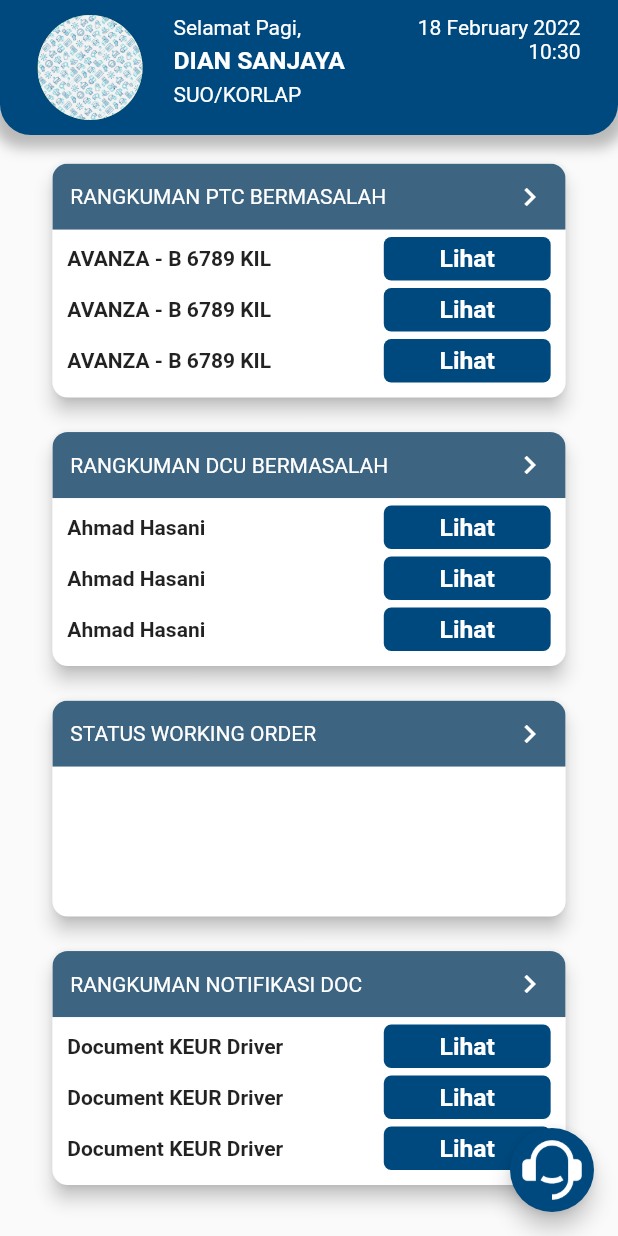
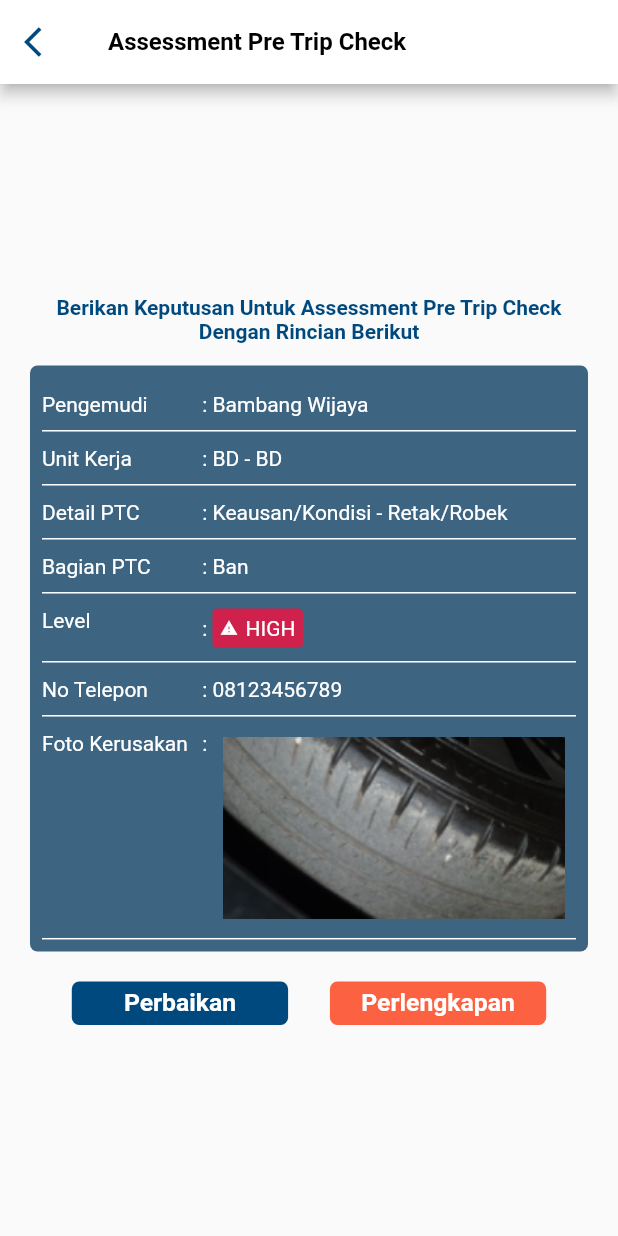
Before and after one commit to uzixCode/par-mobile, a Flutter app: the BerandaSUOPage screen opened directly, after a tap on "Lihat", on a phone screen of 412 x 824 dp. Run offline on Flutter 3.47's test engine with Material 2 defaults, Android fonts, the phone set to English and light mode, and no system bars; our stand-ins replace dio, fluttertoast, get.

Commit message:
added UI approval ptc detail page

```diff
--- a/lib/constants/all_color.dart
+++ b/lib/constants/all_color.dart
@@ -7,6 +7,8 @@ class AllColor {
   final red = Color(0xFFB64646);
   final light_red = Color(0xFFCF214C);
   final green = Color(0xFF91C14F);
+  final orange = Color(0xFFFC6241);
+
 }
 
 final allColor = AllColor();
--- /dev/null
+++ b/lib/views/approval_ptc_detail/approval_ptc_detail_page.dart
@@ -0,0 +1,30 @@
+import 'package:flutter/material.dart';
+import 'package:get/get.dart';
+import 'package:par_mobile/constants/all_color.dart';
+import 'package:par_mobile/views/approval_ptc_detail/components/body.dart';
+
+class ApprovalPTCDetailPage extends StatelessWidget {
+  const ApprovalPTCDetailPage({Key? key}) : super(key: key);
+
+  @override
+  Widget build(BuildContext context) {
+    return Scaffold(
+      appBar: AppBar(
+        backgroundColor: Colors.white,
+        title: const Text(
+          "Assessment Pre Trip Check",
+          style: TextStyle(fontWeight: FontWeight.bold, fontSize: 16, color: Colors.black),
+        ),
+        leading: IconButton(
+            onPressed: () {
+              Get.back();
+            },
+            icon: Icon(
+              Icons.arrow_back_ios,
+              color: allColor.primary,
+            )),
+      ),
+      body: Body(),
+    );
+  }
+}
--- /dev/null
+++ b/lib/views/approval_ptc_detail/components/body.dart
@@ -0,0 +1,126 @@
+import 'package:flutter/material.dart';
+import 'package:get/get.dart';
+import 'package:par_mobile/constants/all_color.dart';
+import 'package:par_mobile/widgets/rectangle_button.dart';
+import 'package:par_mobile/widgets/tablerow_content.dart';
+
+class Body extends StatelessWidget {
+  const Body({Key? key}) : super(key: key);
+
+  @override
+  Widget build(BuildContext context) {
+    return SafeArea(
+      child: Padding(
+        padding: const EdgeInsets.all(20),
+        child: Column(
+          crossAxisAlignment: CrossAxisAlignment.center,
+          mainAxisAlignment: MainAxisAlignment.center,
+          children: [
+            Text(
+              "Berikan Keputusan Untuk Assessment Pre Trip Check Dengan Rincian Berikut",
+              textAlign: TextAlign.center,
+              style: TextStyle(color: allColor.primary, fontWeight: FontWeight.bold),
+            ),
+            const SizedBox(
+              height: 15,
+            ),
+            Container(
+              decoration: BoxDecoration(color: allColor.secondary, borderRadius: BorderRadius.circular(5)),
+              child: Padding(
+                padding: const EdgeInsets.all(8.0),
+                child: Table(
+                  columnWidths: const {1: FractionColumnWidth(0.7)},
+                  children: [
+                    tableRowContent(title: 'Pengemudi', valueContent: 'Bambang Wijaya', isCustomContent: false),
+                    tableRowContent(title: 'Unit Kerja', valueContent: 'BD - BD', isCustomContent: false),
+                    tableRowContent(
+                        title: 'Detail PTC', valueContent: 'Keausan/Kondisi - Retak/Robek', isCustomContent: false),
+                    tableRowContent(title: 'Bagian PTC', valueContent: 'Ban', isCustomContent: false),
+                    tableRowContent(
+                        title: 'Level',
+                        valueContent: '',
+                        isCustomContent: true,
+                        widgetCustom: Row(
+                          children: [
+                            const Text(
+                              ": ",
+                              style: TextStyle(color: Colors.white),
+                            ),
+                            Container(
+                              padding: const EdgeInsets.all(5),
+                              decoration: BoxDecoration(
+                                color: allColor.light_red,
+                                borderRadius: BorderRadius.circular(3),
+                              ),
+                              child: Row(
+                                children: const [
+                                  Icon(
+                                    Icons.warning,
+                                    color: Colors.white,
+                                    size: 12,
+                                  ),
+                                  SizedBox(
+                                    width: 5,
+                                  ),
+                                  Text("HIGH", style: TextStyle(color: Colors.white))
+                                ],
+                              ),
+                            ),
+                          ],
+                        )),
+                    tableRowContent(title: "No Telepon", valueContent: '08123456789', isCustomContent: false),
+                    tableRowContent(
+                      title: 'Foto Kerusakan',
+                      valueContent: '',
+                      isCustomContent: true,
+                      widgetCustom: Row(
+                        crossAxisAlignment: CrossAxisAlignment.start,
+                        children: [
+                          const Text(": ", style: TextStyle(color: Colors.white)),
+                          Expanded(child: Image.asset('assets/images/ban_sample.png')),
+                        ],
+                      ),
+                    ),
+                  ],
+                ),
+              ),
+            ),
+            SizedBox(
+              height: 20,
+            ),
+            Row(
+              crossAxisAlignment: CrossAxisAlignment.center,
+              mainAxisAlignment: MainAxisAlignment.spaceEvenly,
+              children: [
+                SizedBox(
+                  width: Get.width * 0.35,
+                  child: RectangleButton(
+                    onTap: () {},
+                    color: allColor.primary,
+                    alignment: Alignment.center,
+                    child: Text(
+                      "Perbaikan",
+                      style: TextStyle(fontSize: Get.width * 0.04, color: Colors.white, fontWeight: FontWeight.bold),
+                    ),
+                  ),
+                ),
+                SizedBox(
+                  width: Get.width * 0.35,
+                  child: RectangleButton(
+                    onTap: () {},
+                    color: allColor.orange,
+                    alignment: Alignment.center,
+                    child: Text(
+                      "Perlengkapan",
+                      style: TextStyle(fontSize: Get.width * 0.04, color: Colors.white, fontWeight: FontWeight.bold),
+                    ),
+                  ),
+                ),
+              ],
+            ),
+          ],
+        ),
+      ),
+    );
+  }
+}
--- a/lib/views/beranda/suo/components/ptc_summary_section.dart
+++ b/lib/views/beranda/suo/components/ptc_summary_section.dart
@@ -1,6 +1,7 @@
 import 'package:flutter/material.dart';
 import 'package:get/get.dart';
 import 'package:par_mobile/constants/all_color.dart';
+import 'package:par_mobile/views/approval_ptc_detail/approval_ptc_detail_page.dart';
 import 'package:par_mobile/widgets/basecard.dart';
 import 'package:par_mobile/widgets/rectangle_button.dart';
 import 'package:par_mobile/widgets/rounded_button.dart';
@@ -32,7 +33,9 @@ class PTCSummarySection extends StatelessWidget {
                     SizedBox(
                       width: Get.width * 0.27,
                       child: RectangleButton(
-                        onTap: () {},
+                        onTap: () {
+                          Get.to(const ApprovalPTCDetailPage());
+                        },
                         color: allColor.primary,
                         alignment: Alignment.center,
                         child: Text(
--- /dev/null
+++ b/lib/widgets/tablerow_content.dart
@@ -0,0 +1,26 @@
+import 'package:flutter/material.dart';
+
+TableRow tableRowContent(
+    {required String title, required String valueContent, required bool isCustomContent, Widget? widgetCustom}) {
+  return TableRow(
+    decoration: const BoxDecoration(border: Border(bottom: BorderSide(color: Colors.white))),
+    children: [
+      Padding(
+        padding: const EdgeInsets.symmetric(vertical: 10),
+        child: Text(
+          title,
+          style: const TextStyle(color: Colors.white),
+        ),
+      ),
+      Padding(
+        padding: const EdgeInsets.symmetric(vertical: 10),
+        child: (isCustomContent)
+            ? widgetCustom
+            : Text(
+                ": $valueContent",
+                style: const TextStyle(color: Colors.white),
+              ),
+      ),
+    ],
+  );
+}
```
Also changed, not shown: assets/images/ban_sample.png (added).
